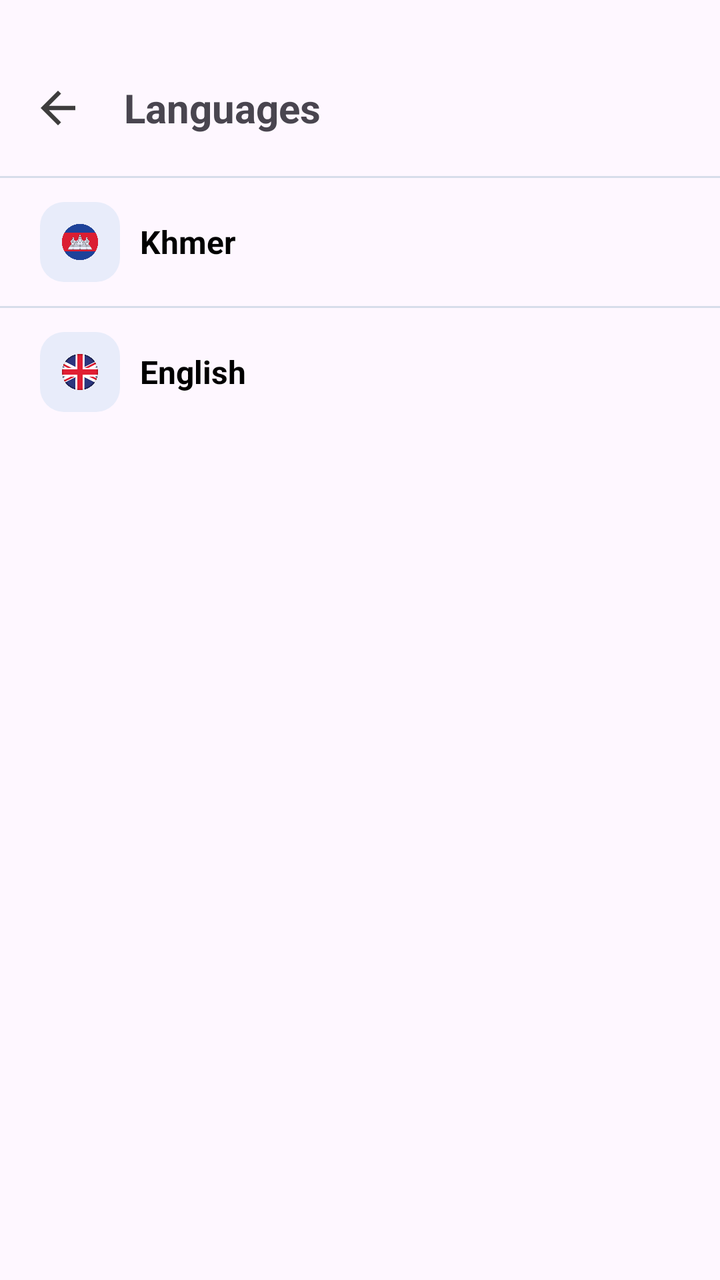
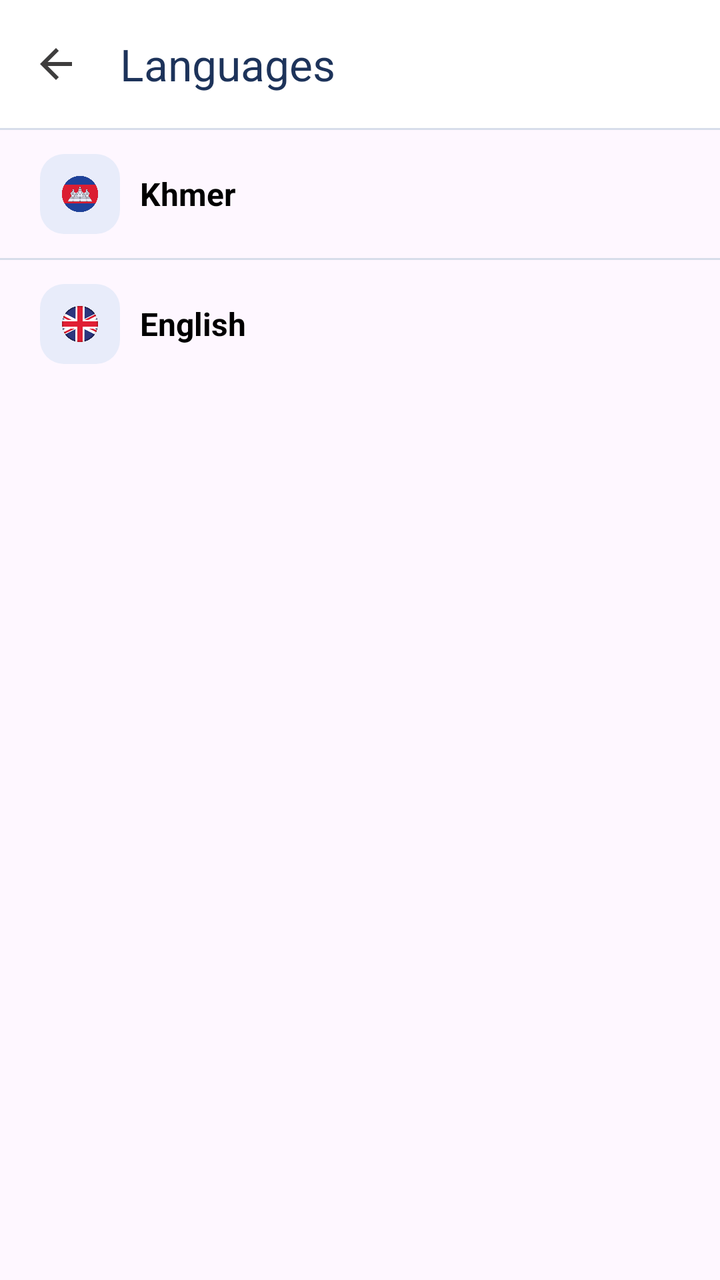

Screens rendered from an Android XML layout before and after an edit, with the pre-edit source and the edit as a unified diff.
<!-- AndroidManifest.xml: application theme Theme.Banking_app_Y3S2 -->
<!-- res/layout/activity_language.xml -->
<?xml version="1.0" encoding="utf-8"?>
<LinearLayout xmlns:android="http://schemas.android.com/apk/res/android"
    android:id="@+id/activity_lang_root"
    android:layout_width="match_parent"
    android:layout_height="match_parent"
    android:orientation="vertical"
    android:layout_marginTop="10dp"
    android:layout_margin="20dp">
    <LinearLayout
        android:layout_marginTop="20dp"
        android:layout_width="match_parent"
        android:layout_height="68dp"
        android:gravity="center_vertical"
        android:orientation="horizontal"
        android:paddingHorizontal="16dp">

        <ImageView
            android:id="@+id/arrow_back_ic"
            android:layout_width="26dp"
            android:layout_height="26dp"
            android:clickable="true"
            android:focusable="true"
            android:src="@drawable/baseline_arrow_back_24"
            />

        <TextView
            android:layout_width="wrap_content"
            android:layout_height="wrap_content"
            android:text="@string/languages"
            android:layout_margin="20dp"
            android:textStyle="bold"
            android:textSize="20sp"
            />
    </LinearLayout>



    <View android:layout_width="match_parent" android:layout_height="1dp" android:background="@color/divider_color" />
    <include
        android:id="@+id/khmer_languages_include"
        layout="@layout/item_lang_kh" />
    <View
        android:layout_width="match_parent" android:layout_height="1dp" android:background="@color/divider_color" />
    <include
        android:id="@+id/english_languages_include"
        layout="@layout/item_lang_en" />
</LinearLayout>
<!-- res/layout/item_lang_kh.xml (included above) -->
<?xml version="1.0" encoding="utf-8"?>
<LinearLayout xmlns:android="http://schemas.android.com/apk/res/android"
    android:layout_width="match_parent"
    android:layout_height="wrap_content"
    android:gravity="center_vertical"
    android:orientation="horizontal"
    android:paddingVertical="12dp"
    android:layout_marginStart="20dp">

    <ImageView
        android:layout_width="40dp"
        android:layout_height="40dp"
        android:background="@drawable/bg_soft_icon_blue"
        android:padding="8dp"
        android:src="@drawable/cam_icon"/>

    <LinearLayout
        android:layout_width="0dp"
        android:layout_height="wrap_content"
        android:layout_marginStart="10dp"
        android:layout_weight="1"
        android:orientation="vertical">

        <TextView
            android:layout_width="wrap_content"
            android:layout_height="wrap_content"
            android:text="@string/kh"
            android:textColor="@color/textColor"
            android:textSize="16sp"
            android:textStyle="bold" />

        
        
        
        
        
        
    </LinearLayout>



</LinearLayout>
<!-- res/layout/item_lang_en.xml (included above) -->
<?xml version="1.0" encoding="utf-8"?>
<LinearLayout xmlns:android="http://schemas.android.com/apk/res/android"
    android:layout_width="match_parent"
    android:layout_height="wrap_content"
    android:gravity="center_vertical"
    android:orientation="horizontal"
    android:paddingVertical="12dp"
    android:layout_marginStart="20dp">

    <ImageView
        android:layout_width="40dp"
        android:layout_height="40dp"
        android:background="@drawable/bg_soft_icon_blue"
        android:padding="8dp"
        android:src="@drawable/en_icon"/>

    <LinearLayout
        android:layout_width="0dp"
        android:layout_height="wrap_content"
        android:layout_marginStart="10dp"
        android:layout_weight="1"
        android:orientation="vertical">

        <TextView
            android:layout_width="wrap_content"
            android:layout_height="wrap_content"
            android:text="@string/eng"
            android:textColor="@color/textColor"
            android:textSize="16sp"
            android:textStyle="bold" />







    </LinearLayout>



</LinearLayout>
<!-- resources referenced by this layout -->
<resources>
  <color name="divider_color">#D7DDEA</color>
  <color name="textColor">#000</color>
  <!-- drawable baseline_arrow_back_24 (drawable) -->
  <vector xmlns:android="http://schemas.android.com/apk/res/android" android:autoMirrored="true" android:height="24dp" android:tint="#3E3D3D" android:viewportHeight="24" android:viewportWidth="24" android:width="24dp">
        
      <path android:fillColor="@android:color/white" android:pathData="M20,11H7.83l5.59,-5.59L12,4l-8,8 8,8 1.41,-1.41L7.83,13H20v-2z"/>
      
  </vector>
  <!-- drawable bg_soft_icon_blue (drawable) -->
  <?xml version="1.0" encoding="utf-8"?>
  <shape xmlns:android="http://schemas.android.com/apk/res/android" android:shape="rectangle">
      <solid android:color="@color/soft_blue_bg" />
      <corners android:radius="12dp" />
  </shape>
  <!-- drawable cam_icon: png bitmap (drawable, 115241 bytes) -->
  <!-- drawable en_icon: png bitmap (drawable, 126179 bytes) -->
  <string name="eng">English</string>
  <string name="kh">Khmer</string>
  <string name="languages">Languages</string>
  <style name="Theme.Banking_app_Y3S2" parent="Base.Theme.Banking_app_Y3S2" />
  <color name="soft_blue_bg">#E8ECFA</color>
  <style name="Base.Theme.Banking_app_Y3S2" parent="Theme.Material3.DayNight.NoActionBar">
          
          
          <item name="android:textViewStyle">@style/Widget.BankingApp.CleanTextView</item>
          <item name="android:editTextStyle">@style/Widget.BankingApp.CleanEditText</item>
          <item name="buttonStyle">@style/Widget.BankingApp.CleanButton</item>
      </style>
  <style name="Widget.BankingApp.CleanTextView" parent="@android:style/Widget.TextView">
          <item name="android:shadowColor">@android:color/transparent</item>
          <item name="android:shadowDx">0</item>
          <item name="android:shadowDy">0</item>
          <item name="android:shadowRadius">0</item>
          <item name="android:elegantTextHeight">false</item>
      </style>
  <style name="Widget.BankingApp.CleanEditText" parent="@android:style/Widget.EditText">
          <item name="android:shadowColor">@android:color/transparent</item>
          <item name="android:shadowDx">0</item>
          <item name="android:shadowDy">0</item>
          <item name="android:shadowRadius">0</item>
          <item name="android:textColor">@color/text_primary</item>
          <item name="android:textColorHint">@color/text_hint</item>
      </style>
  <style name="Widget.BankingApp.CleanButton" parent="Widget.Material3.Button">
          <item name="android:shadowColor">@android:color/transparent</item>
          <item name="android:shadowDx">0</item>
          <item name="android:shadowDy">0</item>
          <item name="android:shadowRadius">0</item>
          <item name="android:textStyle">bold</item>
          <item name="android:textAllCaps">false</item>
      </style>
  <color name="text_primary">#1D335A</color>
  <color name="text_hint">#5E6E8B</color>
</resources>

<!-- the commit's change to res/layout/activity_language.xml (unified diff, before → after) -->
@@ -1,37 +1,48 @@
 <?xml version="1.0" encoding="utf-8"?>
 <LinearLayout xmlns:android="http://schemas.android.com/apk/res/android"
+    xmlns:app="http://schemas.android.com/apk/res-auto"
     android:id="@+id/activity_lang_root"
     android:layout_width="match_parent"
     android:layout_height="match_parent"
     android:orientation="vertical"
     android:layout_marginTop="10dp"
     android:layout_margin="20dp">
-    <LinearLayout
-        android:layout_marginTop="20dp"
-        android:layout_width="match_parent"
-        android:layout_height="68dp"
-        android:gravity="center_vertical"
-        android:orientation="horizontal"
-        android:paddingHorizontal="16dp">
 
-        <ImageView
-            android:id="@+id/arrow_back_ic"
-            android:layout_width="26dp"
-            android:layout_height="26dp"
-            android:clickable="true"
-            android:focusable="true"
-            android:src="@drawable/baseline_arrow_back_24"
-            />
 
-        <TextView
-            android:layout_width="wrap_content"
+
+
+
+
+
+
+        <com.google.android.material.appbar.AppBarLayout
+            android:layout_width="match_parent"
             android:layout_height="wrap_content"
-            android:text="@string/languages"
-            android:layout_margin="20dp"
-            android:textStyle="bold"
-            android:textSize="20sp"
-            />
-    </LinearLayout>
+            android:background="@color/background"
+            app:liftOnScroll="false"
+            app:elevation="2dp">
+
+            <com.google.android.material.appbar.MaterialToolbar
+                android:id="@+id/toolbar"
+                android:layout_width="match_parent"
+                android:layout_height="?attr/actionBarSize"
+                android:elevation="0dp"
+                app:title="@string/languages"
+                app:titleTextColor="@color/text_primary"
+                app:navigationIcon="@drawable/baseline_arrow_back_24" />
+
+        </com.google.android.material.appbar.AppBarLayout>
+
+
+
+
+
+
+
+
+
+
+
 
 
 
<!-- resource entries referenced after the edit -->
@@ -1,5 +1,6 @@
 <!-- resources referenced by this layout -->
 <resources>
+  <color name="background">#FFFFFF</color>
   <color name="divider_color">#D7DDEA</color>
   <color name="textColor">#000</color>
   <!-- drawable baseline_arrow_back_24 (drawable) -->
